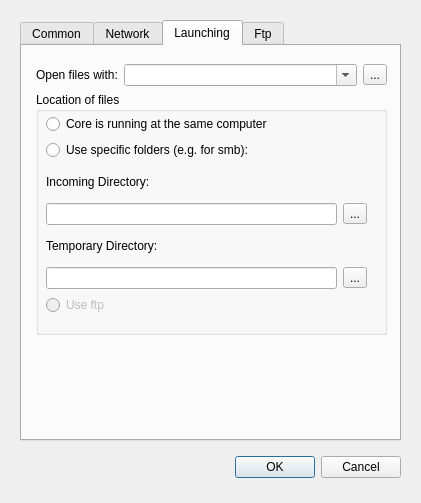
Qt form juicer/src/qajoptionsdialogbase.ui (applejuicenetz/gui-juicer) before a commit.
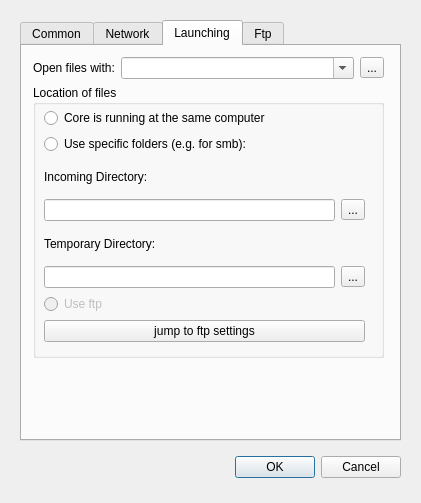
The same form after that commit. The open tabs and pages were chosen to show the change.

The edit to the form file:
```diff
--- a/juicer/src/qajoptionsdialogbase.ui
+++ b/juicer/src/qajoptionsdialogbase.ui
@@ -410,13 +410,13 @@
     <attribute name="title" >
      <string>Launching</string>
     </attribute>
-    <widget class="QWidget" name="layoutWidget" >
+    <widget class="QWidget" name="" >
      <property name="geometry" >
       <rect>
-       <x>14</x>
-       <y>18</y>
+       <x>11</x>
+       <y>11</y>
        <width>351</width>
-       <height>271</height>
+       <height>301</height>
       </rect>
      </property>
      <layout class="QVBoxLayout" >
@@ -470,13 +470,13 @@
         <property name="title" >
          <string>Location of files</string>
         </property>
-        <widget class="QWidget" name="layoutWidget" >
+        <widget class="QWidget" name="" >
          <property name="geometry" >
           <rect>
-           <x>10</x>
-           <y>22</y>
+           <x>11</x>
+           <y>23</y>
            <width>321</width>
-           <height>201</height>
+           <height>234</height>
           </rect>
          </property>
          <layout class="QVBoxLayout" >
@@ -554,6 +554,13 @@
             </property>
            </widget>
           </item>
+          <item>
+           <widget class="QPushButton" name="jumpFtpButton" >
+            <property name="text" >
+             <string>jump to ftp settings</string>
+            </property>
+           </widget>
+          </item>
          </layout>
         </widget>
        </widget>
```
Left out of the diff: 80 changed lines with no effect on the pictures.
